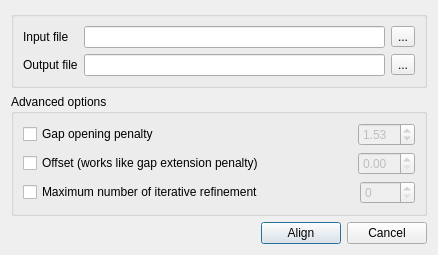
This is src/plugins/external_tool_support/src/ui/MAFFTSupportRunDialog.ui in violethaze74/ugene as Qt 5 draws it before an edit. The edited form follows.
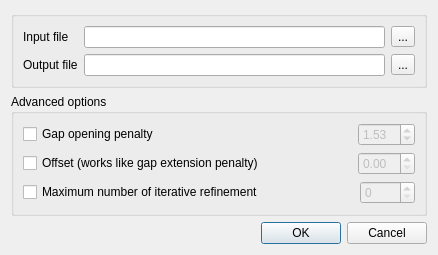
This is the edited form.

Commit message: Help system for all dialogs, UI improvements for all dialogs.

What changed in the file:
```diff
--- a/src/plugins/external_tool_support/src/ui/MAFFTSupportRunDialog.ui
+++ b/src/plugins/external_tool_support/src/ui/MAFFTSupportRunDialog.ui
@@ -217,39 +217,15 @@
        </layout>
       </widget>
      </item>
-     <item>
-      <layout class="QGridLayout" name="gridLayout_8">
-       <item row="0" column="0">
-        <spacer name="horizontalSpacer">
-         <property name="orientation">
-          <enum>Qt::Horizontal</enum>
-         </property>
-         <property name="sizeHint" stdset="0">
-          <size>
-           <width>40</width>
-           <height>20</height>
-          </size>
-         </property>
-        </spacer>
-       </item>
-       <item row="0" column="1">
-        <widget class="QPushButton" name="alignButton">
-         <property name="text">
-          <string>Align</string>
-         </property>
-        </widget>
-       </item>
-       <item row="0" column="2">
-        <widget class="QPushButton" name="cancelButton">
-         <property name="text">
-          <string>Cancel</string>
-         </property>
-        </widget>
-       </item>
-      </layout>
-     </item>
     </layout>
    </item>
+   <item>
+    <widget class="QDialogButtonBox" name="buttonBox">
+     <property name="standardButtons">
+      <set>QDialogButtonBox::Cancel|QDialogButtonBox::Ok</set>
+     </property>
+    </widget>
+   </item>
   </layout>
  </widget>
  <resources/>
```
The commit also changes 309 other files.
